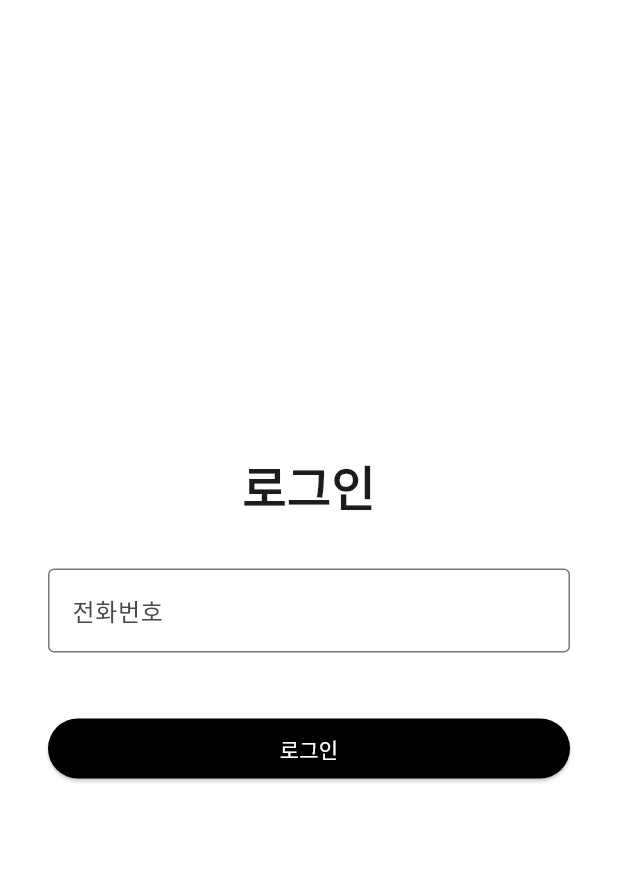
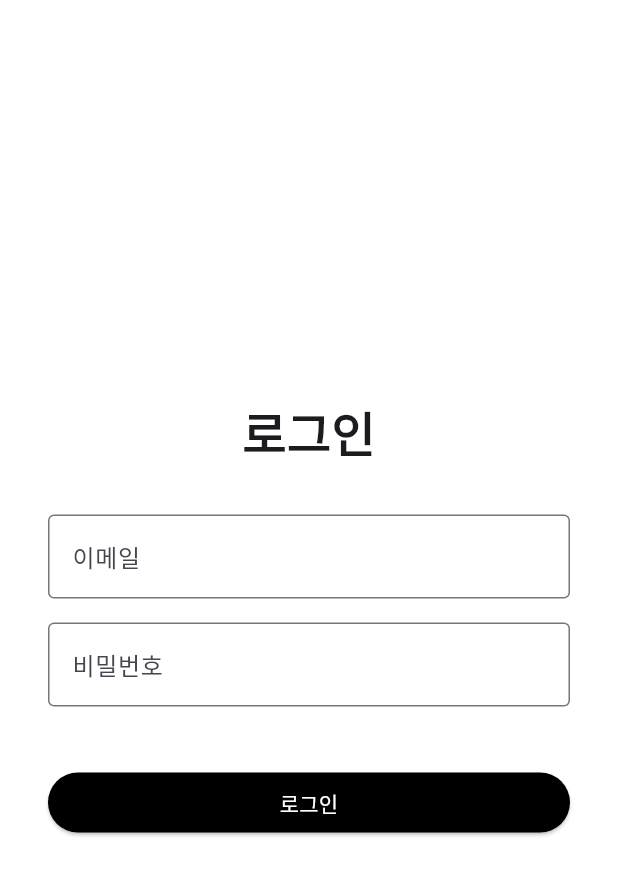
Before and after one commit to MohamedAliBadawy/delivery_manager_interface, a Flutter app: the screen it shows after launch, on a phone screen of 412 x 824 dp. Shown: the top 875 px of the screen. Run offline on Flutter 3.47's test engine with Material 3 defaults, Android fonts, the phone set to English and light mode, and no system bars; our stand-ins replace cloud_firestore, file_picker, firebase_auth, firebase_core, flutter_screenutil, scrollable_positioned_list; missing offline and left inert: excel, file_saver; accounts and stored records are empty.

Commit message:
refactor login logic

```diff
--- a/lib/login_screen.dart
+++ b/lib/login_screen.dart
@@ -1,5 +1,6 @@
 import 'package:cloud_firestore/cloud_firestore.dart';
 import 'package:delivery_manager_interface/main.dart';
+import 'package:firebase_auth/firebase_auth.dart';
 import 'package:flutter/material.dart';
 
 class LoginScreen extends StatefulWidget {
@@ -11,8 +12,10 @@ class LoginScreen extends StatefulWidget {
 
 class _LoginScreenState extends State<LoginScreen> {
   final FirebaseFirestore _firestore = FirebaseFirestore.instance;
+  final FirebaseAuth _auth = FirebaseAuth.instance;
 
-  final TextEditingController _phoneController = TextEditingController();
+  final TextEditingController _emailController = TextEditingController();
+  final TextEditingController _passwordController = TextEditingController();
   bool _isLoading = false;
   String? _errorMessage;
 
@@ -20,13 +23,20 @@ class _LoginScreenState extends State<LoginScreen> {
     setState(() => _isLoading = true);
 
     try {
-      final phoneNumber = _phoneController.text.trim();
+      final email = _emailController.text.trim();
+      final password = _passwordController.text.trim();
 
-      // Check if phone exists in delivery managers collection
+      // Sign in with Firebase Auth
+      final userCredential = await _auth.signInWithEmailAndPassword(
+        email: email,
+        password: password,
+      );
+
+      // Check if email exists in deliveryManagers collection
       final doc =
           await _firestore
               .collection('deliveryManagers')
-              .where('phone', isEqualTo: phoneNumber)
+              .where('email', isEqualTo: email)
               .get();
 
       if (doc.docs.isNotEmpty) {
@@ -34,16 +44,23 @@ class _LoginScreenState extends State<LoginScreen> {
         Navigator.pushReplacement(
           context,
           MaterialPageRoute(
-            builder:
-                (context) => DeliveryManagerInterface(phoneNumber: phoneNumber),
+            builder: (context) => DeliveryManagerInterface(phoneNumber: email),
           ),
         );
       } else {
+        // Not a delivery manager, log out and show error
+        await _auth.signOut();
         ScaffoldMessenger.of(
           context,
-        ).showSnackBar(SnackBar(content: Text('사용자를 찾을수 없습니다')));
+        ).showSnackBar(SnackBar(content: Text('권한이 없습니다. 관리자에게 문의하세요.')));
       }
+    } on FirebaseAuthException catch (e) {
+      setState(() => _errorMessage = e.message);
+      ScaffoldMessenger.of(
+        context,
+      ).showSnackBar(SnackBar(content: Text('Login failed: ${e.message}')));
     } catch (e) {
+      setState(() => _errorMessage = e.toString());
       ScaffoldMessenger.of(
         context,
       ).showSnackBar(SnackBar(content: Text('Login failed: $e')));
@@ -67,14 +84,22 @@ class _LoginScreenState extends State<LoginScreen> {
               ),
               SizedBox(height: 32),
               TextField(
-                controller: _phoneController,
+                controller: _emailController,
                 decoration: InputDecoration(
-                  labelText: '전화번호',
+                  labelText: '이메일',
                   border: OutlineInputBorder(),
                 ),
-                keyboardType: TextInputType.phone,
+                keyboardType: TextInputType.emailAddress,
               ),
-
+              SizedBox(height: 16),
+              TextField(
+                controller: _passwordController,
+                decoration: InputDecoration(
+                  labelText: '비밀번호',
+                  border: OutlineInputBorder(),
+                ),
+                obscureText: true,
+              ),
               SizedBox(height: 24),
               if (_errorMessage != null)
                 Text(_errorMessage!, style: TextStyle(color: Colors.red)),
--- a/lib/main.dart
+++ b/lib/main.dart
@@ -669,6 +669,7 @@ class _DeliveryManagerInterfaceState extends State<DeliveryManagerInterface> {
               ),
               SizedBox(height: 24.h),
               Row(
+                mainAxisAlignment: MainAxisAlignment.spaceEvenly,
                 children: [
                   ElevatedButton(
                     style: ElevatedButton.styleFrom(
```
Also changed, not shown: 1 other file.
